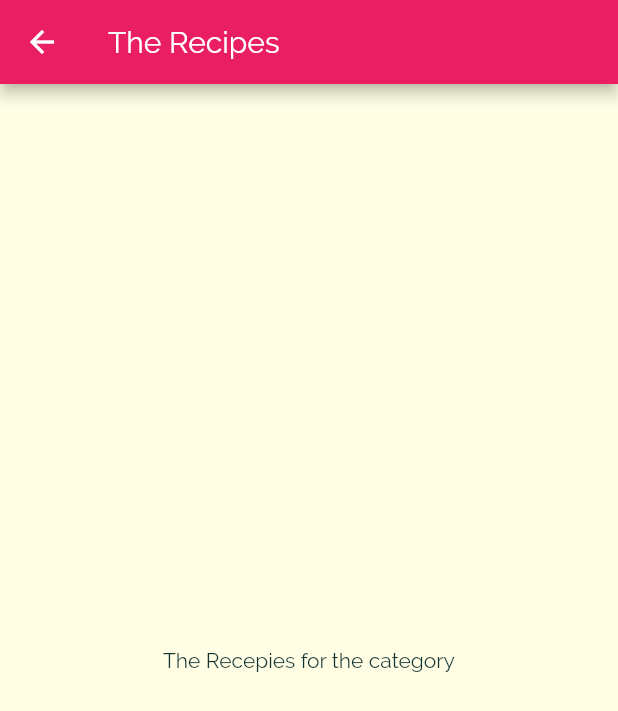
After one commit to jaypatankar/meals-app, a Flutter app: the screen it shows after launch, after a tap on "Italian", on a phone screen of 412 x 824 dp. The commit adds this screen. Shown: the top 711 px of the screen. Run offline on Flutter 3.47's test engine with Material 2 defaults, Android fonts, the phone set to English and light mode, and no system bars.

Commit message:
Adding the CategoryMeals Page

```diff
--- a/lib/category_item.dart
+++ b/lib/category_item.dart
@@ -1,4 +1,5 @@
 import 'package:flutter/material.dart';
+import 'package:meals_app/category_meals_screen.dart';
 
 class CategoryItem extends StatelessWidget {
   final String title;
@@ -6,9 +7,21 @@ class CategoryItem extends StatelessWidget {
 
   CategoryItem(this.title, this.color);
 
+  void SelectCategory(BuildContext ctx) {
+    Navigator.of(ctx).push(MaterialPageRoute(
+      builder: (_) {
+        return CategoryMealsScreen();
+      },
+    ));
+  }
+
   @override
   Widget build(BuildContext context) {
-    return Container(
+    return InkWell(
+      onTap: () => SelectCategory(context),
+      splashColor: Theme.of(context).primaryColor,
+      borderRadius: BorderRadius.circular(15),
+      child: Container(
         padding: const EdgeInsets.all(15),
         child: Text(
           title,
@@ -20,6 +33,7 @@ class CategoryItem extends StatelessWidget {
               color,
             ], begin: Alignment.topLeft, end: Alignment.bottomRight),
             borderRadius: BorderRadius.circular(15)),
+      ),
     );
   }
 }
--- /dev/null
+++ b/lib/category_meals_screen.dart
@@ -0,0 +1,15 @@
+import 'package:flutter/material.dart';
+
+class CategoryMealsScreen extends StatelessWidget {
+  @override
+  Widget build(BuildContext context) {
+    return Scaffold(
+      appBar: AppBar(
+        title: Text("The Recipes"),
+      ),
+      body: Center(
+        child: Text('The Recepies for the category'),
+      ),
+    );
+  }
+}
```
Lines whose indentation alone changed are shown as unchanged.
